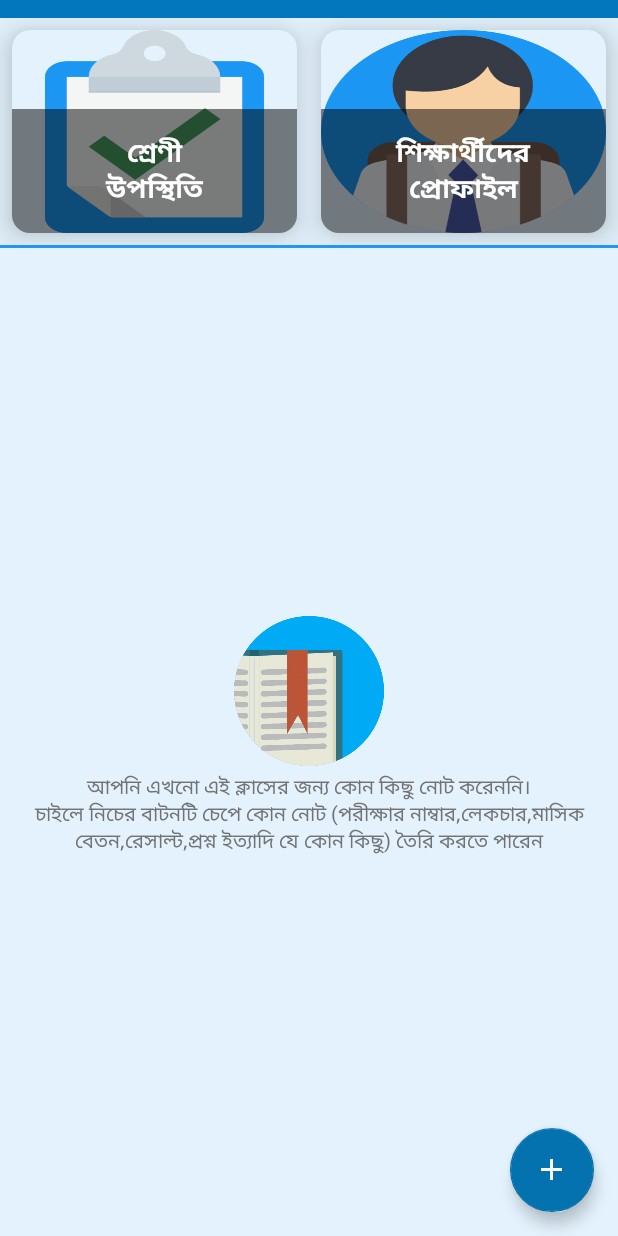
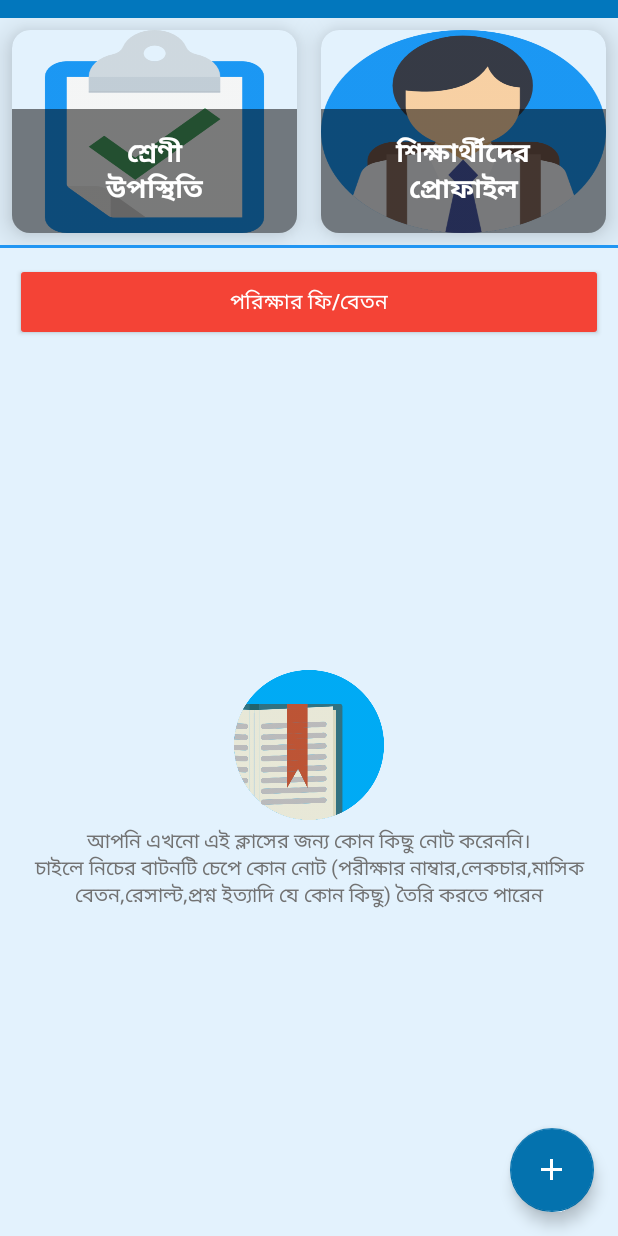
Before and after one commit to Gkemon/HaziraKhataByGk, an Android app: the ClassRoom_activity screen opened directly, with no data from a screen before it, on a phone screen of 412 x 824 dp. Run offline under Robolectric (Android 15) with nearby library versions, the phone set to English and light mode, and no system bars; our stand-ins replace AdMob, Firebase (no records; nobody signed in at launch, a user with empty details on screens opened directly); libraries missing offline, so code that uses them is left out: com.amulyakhare.textdrawable; 1 statement that could not run was skipped.

Commit message:
Added Fees activity button

```diff
--- a/app/src/main/AndroidManifest.xml
+++ b/app/src/main/AndroidManifest.xml
@@ -37,7 +37,8 @@
 
         <activity
             android:name=".LoginActivity"
-            android:theme="@style/AppThemeForNoActionBar"></activity>
+            android:theme="@style/AppThemeForNoActionBar">
+        </activity>
         <activity
             android:name=".WelcomeActivity"
             android:theme="@style/AppThemeForNoActionBar">
@@ -49,7 +50,8 @@
         </activity>
         <activity
             android:name=".MainActivity"
-            android:theme="@style/AppThemeForNoActionBar"></activity>
+            android:theme="@style/AppThemeForNoActionBar">
+        </activity>
         <activity
             android:name=".ActActivity"
             android:theme="@style/AppThemeForNoActionBar" />
--- a/app/src/main/java/com/Teachers/HaziraKhataByGk/ClassRoom_activity.java
+++ b/app/src/main/java/com/Teachers/HaziraKhataByGk/ClassRoom_activity.java
@@ -15,6 +15,7 @@ import android.support.v7.widget.LinearLayoutManager;
 import android.support.v7.widget.RecyclerView;
 import android.view.LayoutInflater;
 import android.view.View;
+import android.widget.Button;
 import android.widget.DatePicker;
 import android.widget.EditText;
 import android.widget.LinearLayout;
@@ -54,6 +55,7 @@ public class ClassRoom_activity extends AppCompatActivity  implements RecyclerIt
     private LinearLayout linearLayoutForPresent, linearLayoutForStudentProfile;
     public static class_item classitem;
     public static List<Notes> notesList;
+    public Button feesButton;
     View EmptyView;
     public LinearLayout adlayout;
     public AdView mAdView;
@@ -66,10 +68,13 @@ public class ClassRoom_activity extends AppCompatActivity  implements RecyclerIt
         activity = this;
         context = getApplicationContext();
         setContentView(R.layout.activity_class_room);
+
         NOTES = (RecyclerView) findViewById(R.id.notes);
         EmptyView = findViewById(R.id.toDoEmptyView);
         notesList=new ArrayList<Notes>();
         btnAdd = (FloatingActionButton) findViewById(R.id.fabForNotes);
+        feesButton=(Button)findViewById(R.id.feesButton);
+
         linearLayoutManager = new LinearLayoutManager(this);
         noteListAdapter = new noteListAdapter(this);
         noteListAdapter.setOnItemClickListener(this);
@@ -82,6 +87,14 @@ public class ClassRoom_activity extends AppCompatActivity  implements RecyclerIt
 
         //FOR GETTING THE CURRENT CLASS
         classitem = getIntent().getParcelableExtra(ClassRoom_activity.class.getSimpleName());
+
+        feesButton.setOnClickListener(new View.OnClickListener() {
+            @Override
+            public void onClick(View view) {
+                Intent intent=new Intent(ClassRoom_activity.activity,FeesAcitvity.class);
+                activity.startActivity(intent);
+            }
+        });
 
 
         //ADMOB
--- a/app/src/main/res/layout/activity_class_room.xml
+++ b/app/src/main/res/layout/activity_class_room.xml
@@ -51,6 +51,7 @@
             android:layout_height="6sp">
         </View>
     </LinearLayout>
+
     <LinearLayout
         android:layout_below="@+id/ads"
         android:id="@+id/PresentAndProfileLayout"
@@ -75,11 +76,24 @@
     android:layout_below="@+id/PresentAndProfileLayout"
     android:background="#2196F3" />
 
+    <Button
+        android:layout_below="@+id/TitleOfClassNote"
+        android:id="@+id/feesButton"
+        android:layout_width="match_parent"
+        android:layout_height="wrap_content"
+        android:backgroundTint="#F44336"
+        android:elevation="20sp"
+        android:padding="15sp"
+        android:layout_margin="10sp"
+        android:text="পরিক্ষার ফি/বেতন"
+        android:textColor="@color/white"
+        android:textSize="14sp" />
+
     <LinearLayout
         android:id="@+id/toDoEmptyView"
         android:orientation="vertical"
         android:gravity="center"
-        android:layout_below="@+id/TitleOfClassNote"
+        android:layout_below="@+id/feesButton"
         android:layout_width="match_parent"
         android:layout_height="match_parent">
 
@@ -102,7 +116,7 @@
     </LinearLayout>
 
     <android.support.v7.widget.RecyclerView
-        android:layout_below="@id/TitleOfClassNote"
+        android:layout_below="@id/feesButton"
         android:id="@+id/notes"
         android:layout_width="match_parent"
         android:layout_height="wrap_content"
@@ -124,5 +138,4 @@
         android:layout_alignParentEnd="true"
         android:layout_marginEnd="@dimen/activity_horizontal_margin"/>
 
-
 </RelativeLayout>
```
